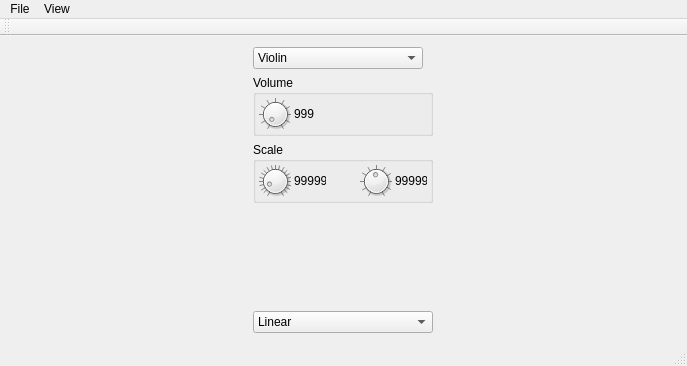
Before: the Qt Designer form mainwindow.ui in 607011/termenvox, drawn with Qt 5.
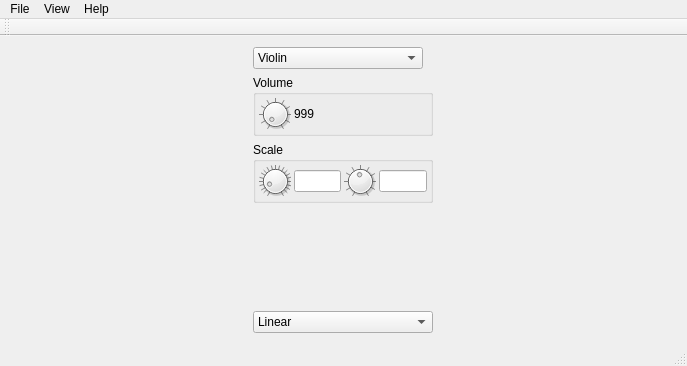
After: the same form once the commit is applied.

```diff
--- a/mainwindow.ui
+++ b/mainwindow.ui
@@ -59,33 +59,9 @@
             <number>3</number>
            </property>
            <item row="0" column="1">
-            <widget class="QLabel" name="minFLabel">
-             <property name="sizePolicy">
-              <sizepolicy hsizetype="Fixed" vsizetype="Preferred">
-               <horstretch>0</horstretch>
-               <verstretch>0</verstretch>
-              </sizepolicy>
-             </property>
-             <property name="minimumSize">
-              <size>
-               <width>32</width>
-               <height>0</height>
-              </size>
-             </property>
-             <property name="maximumSize">
-              <size>
-               <width>32</width>
-               <height>16777215</height>
-              </size>
-             </property>
-             <property name="styleSheet">
-              <string notr="true">font-size: 200%</string>
-             </property>
-             <property name="text">
-              <string>99999</string>
-             </property>
-             <property name="alignment">
-              <set>Qt::AlignLeading|Qt::AlignLeft|Qt::AlignVCenter</set>
+            <widget class="QLineEdit" name="minFLineEdit">
+             <property name="maxLength">
+              <number>5</number>
              </property>
             </widget>
            </item>
@@ -165,33 +141,9 @@
             </widget>
            </item>
            <item row="0" column="4">
-            <widget class="QLabel" name="maxFLabel">
-             <property name="sizePolicy">
-              <sizepolicy hsizetype="Fixed" vsizetype="Preferred">
-               <horstretch>0</horstretch>
-               <verstretch>0</verstretch>
-              </sizepolicy>
-             </property>
-             <property name="minimumSize">
-              <size>
-               <width>32</width>
-               <height>0</height>
-              </size>
-             </property>
-             <property name="maximumSize">
-              <size>
-               <width>32</width>
-               <height>16777215</height>
-              </size>
-             </property>
-             <property name="styleSheet">
-              <string notr="true">font-size: 200%</string>
-             </property>
-             <property name="text">
-              <string>99999</string>
-             </property>
-             <property name="alignment">
-              <set>Qt::AlignLeading|Qt::AlignLeft|Qt::AlignVCenter</set>
+            <widget class="QLineEdit" name="maxFLineEdit">
+             <property name="maxLength">
+              <number>5</number>
              </property>
             </widget>
            </item>
@@ -409,8 +361,16 @@
     </property>
     <addaction name="actionExit"/>
    </widget>
+   <widget class="QMenu" name="menuHelp">
+    <property name="title">
+     <string>Help</string>
+    </property>
+    <addaction name="actionAbout"/>
+    <addaction name="actionAboutQt"/>
+   </widget>
    <addaction name="menuFile"/>
    <addaction name="menuView"/>
+   <addaction name="menuHelp"/>
   </widget>
   <widget class="QToolBar" name="mainToolBar">
    <attribute name="toolBarArea">
```
Left out of the diff: 31 changed lines with no effect on the pictures.
